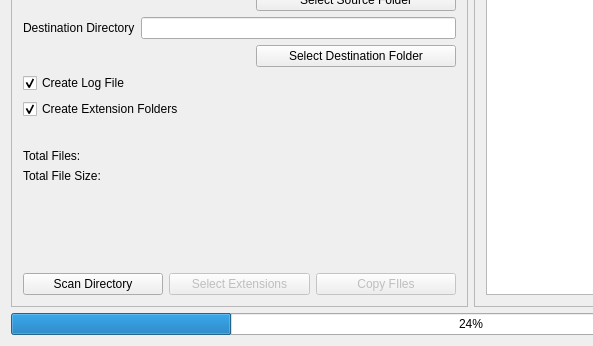
Before: the Qt Designer form Forms/mainwindow.ui in fjpereny/GnuSort, drawn with Qt 5; both pictures show x 0 to 593 and y 81 to 427 of the 942 by 427 pixel window.
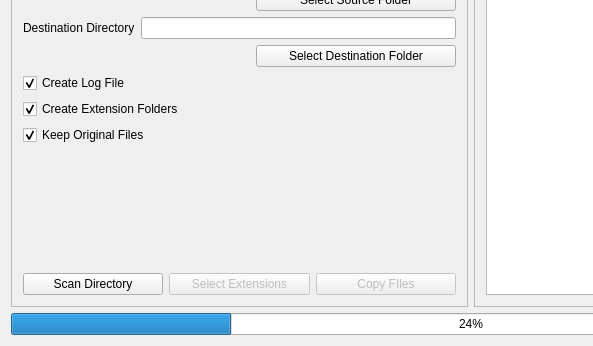
After: the same form once the commit is applied.

Commit message: Added move / copy option.

```diff
--- a/Forms/mainwindow.ui
+++ b/Forms/mainwindow.ui
@@ -134,6 +134,16 @@
            </property>
           </widget>
          </item>
+         <item>
+          <widget class="QCheckBox" name="keepOriginalsCheckbox">
+           <property name="text">
+            <string>Keep Original Files</string>
+           </property>
+           <property name="checked">
+            <bool>true</bool>
+           </property>
+          </widget>
+         </item>
          <item>
           <layout class="QVBoxLayout" name="verticalLayout">
            <item>
@@ -158,14 +168,14 @@
               </size>
              </property>
              <property name="text">
-              <string>Total Files:</string>
+              <string/>
              </property>
             </widget>
            </item>
            <item>
             <widget class="QLabel" name="fileSizeLabel">
              <property name="text">
-              <string>Total File Size: </string>
+              <string/>
              </property>
             </widget>
            </item>
```
The commit also changes 2 other files.
